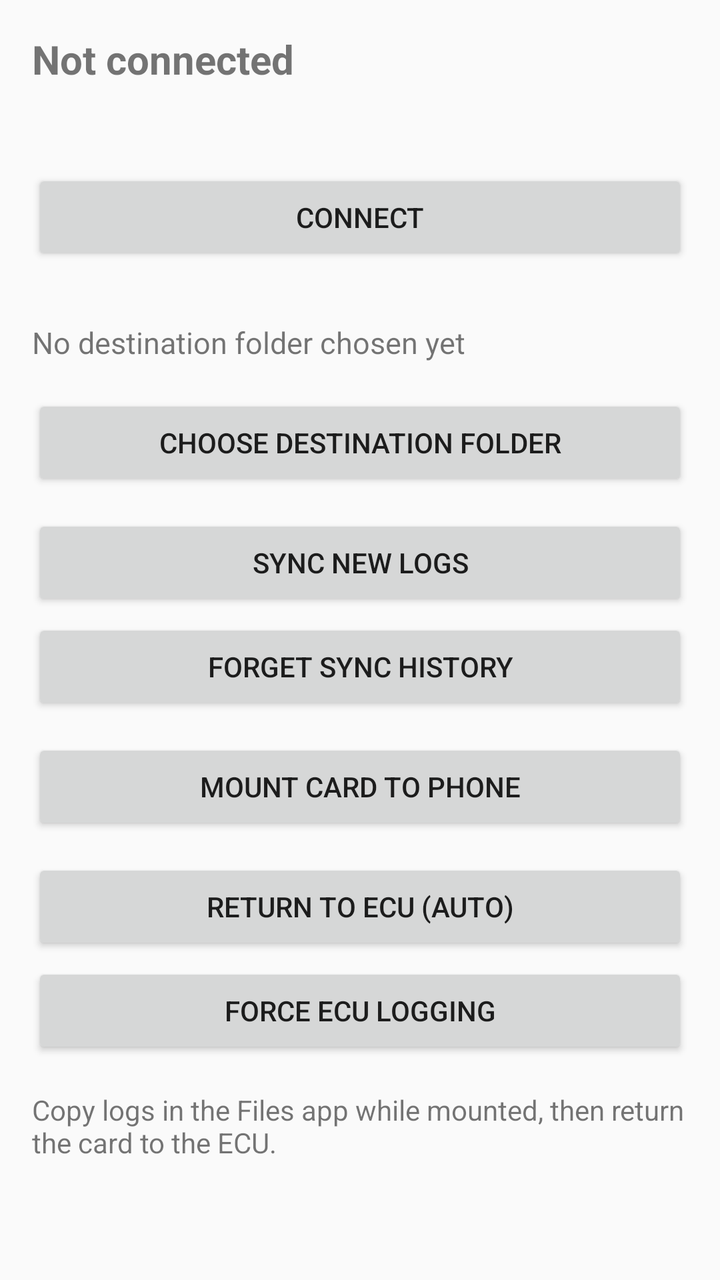
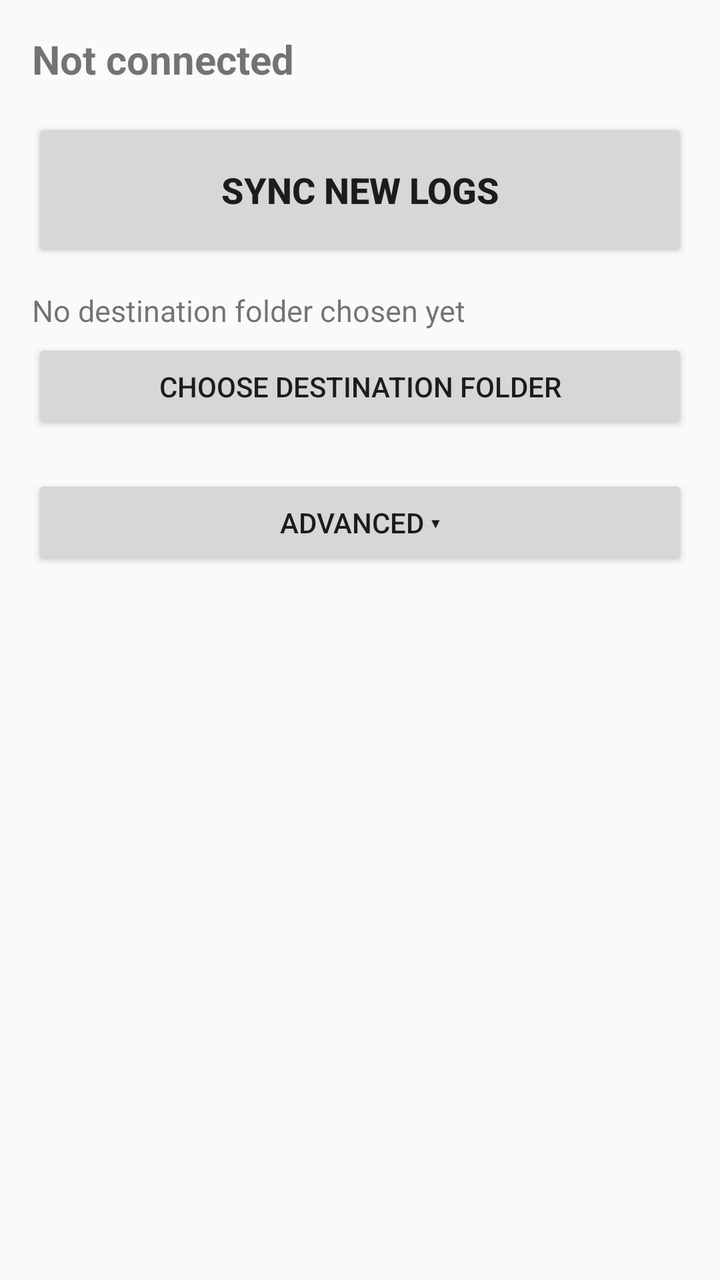

Screens rendered from an Android XML layout before and after an edit, with the pre-edit source and the edit as a unified diff.
<!-- AndroidManifest.xml: application theme Theme.AppCompat.DayNight.NoActionBar -->
<!-- res/layout/activity_main.xml -->
<?xml version="1.0" encoding="utf-8"?>
<ScrollView xmlns:android="http://schemas.android.com/apk/res/android"
    android:layout_width="match_parent"
    android:layout_height="match_parent"
    android:padding="16dp">

    <LinearLayout
        android:layout_width="match_parent"
        android:layout_height="wrap_content"
        android:orientation="vertical">

        <TextView
            android:id="@+id/status"
            android:layout_width="match_parent"
            android:layout_height="wrap_content"
            android:textSize="20sp"
            android:textStyle="bold"
            android:paddingBottom="8dp"
            android:text="@string/status_disconnected" />

        <TextView
            android:id="@+id/warning"
            android:layout_width="match_parent"
            android:layout_height="wrap_content"
            android:textSize="16sp"
            android:textStyle="bold"
            android:paddingBottom="12dp"
            android:text="" />

        <Button
            android:id="@+id/btnConnect"
            android:layout_width="match_parent"
            android:layout_height="wrap_content"
            android:text="@string/btn_connect" />

        <TextView
            android:id="@+id/progress"
            android:layout_width="match_parent"
            android:layout_height="wrap_content"
            android:paddingBottom="8dp"
            android:fontFamily="monospace"
            android:textSize="15sp"
            android:textStyle="bold"
            android:text="" />

        <TextView
            android:id="@+id/dest"
            android:layout_width="match_parent"
            android:layout_height="wrap_content"
            android:paddingBottom="4dp"
            android:textSize="15sp"
            android:text="@string/dest_unset" />

        <Button
            android:id="@+id/btnDest"
            android:layout_width="match_parent"
            android:layout_height="wrap_content"
            android:layout_marginTop="12dp"
            android:text="@string/btn_dest" />

        <Button
            android:id="@+id/btnSync"
            android:layout_width="match_parent"
            android:layout_height="wrap_content"
            android:layout_marginTop="12dp"
            android:text="@string/btn_sync" />

        <Button
            android:id="@+id/btnForget"
            android:layout_width="match_parent"
            android:layout_height="wrap_content"
            android:layout_marginTop="4dp"
            android:text="@string/btn_forget" />

        <Button
            android:id="@+id/btnMount"
            android:layout_width="match_parent"
            android:layout_height="wrap_content"
            android:layout_marginTop="12dp"
            android:text="@string/btn_mount" />

        <Button
            android:id="@+id/btnRestore"
            android:layout_width="match_parent"
            android:layout_height="wrap_content"
            android:layout_marginTop="12dp"
            android:text="@string/btn_restore" />

        <Button
            android:id="@+id/btnRestoreEcu"
            android:layout_width="match_parent"
            android:layout_height="wrap_content"
            android:layout_marginTop="4dp"
            android:text="@string/btn_restore_ecu" />

        <TextView
            android:layout_width="match_parent"
            android:layout_height="wrap_content"
            android:paddingTop="16dp"
            android:paddingBottom="8dp"
            android:textSize="14sp"
            android:text="@string/hint" />

        <TextView
            android:id="@+id/log"
            android:layout_width="match_parent"
            android:layout_height="wrap_content"
            android:fontFamily="monospace"
            android:textIsSelectable="true"
            android:textSize="12sp"
            android:text="" />
    </LinearLayout>
</ScrollView>
<!-- resources referenced by this layout -->
<resources>
  <string name="btn_connect">Connect</string>
  <string name="btn_dest">Choose destination folder</string>
  <string name="btn_forget">Forget sync history</string>
  <string name="btn_mount">Mount card to phone</string>
  <string name="btn_restore">Return to ECU (auto)</string>
  <string name="btn_restore_ecu">Force ECU logging</string>
  <string name="btn_sync">SYNC NEW LOGS</string>
  <string name="dest_unset">No destination folder chosen yet</string>
  <string name="hint">Copy logs in the Files app while mounted, then return the card to the ECU.</string>
  <string name="status_disconnected">Not connected</string>
</resources>

<!-- the commit's change to res/layout/activity_main.xml (unified diff, before → after) -->
@@ -9,45 +9,67 @@
         android:layout_height="wrap_content"
         android:orientation="vertical">
 
+        
         <TextView
             android:id="@+id/status"
             android:layout_width="match_parent"
             android:layout_height="wrap_content"
             android:textSize="20sp"
             android:textStyle="bold"
-            android:paddingBottom="8dp"
             android:text="@string/status_disconnected" />
 
+        
         <TextView
             android:id="@+id/warning"
             android:layout_width="match_parent"
             android:layout_height="wrap_content"
+            android:background="#8B0000"
+            android:textColor="#FFFFFF"
             android:textSize="16sp"
             android:textStyle="bold"
-            android:paddingBottom="12dp"
-            android:text="" />
+            android:padding="12dp"
+            android:layout_marginTop="8dp"
+            android:visibility="gone"
+            android:text="@string/warn_not_logging" />
 
-        <Button
-            android:id="@+id/btnConnect"
-            android:layout_width="match_parent"
-            android:layout_height="wrap_content"
-            android:text="@string/btn_connect" />
-
+        
         <TextView
             android:id="@+id/progress"
             android:layout_width="match_parent"
             android:layout_height="wrap_content"
-            android:paddingBottom="8dp"
+            android:layout_marginTop="8dp"
             android:fontFamily="monospace"
             android:textSize="15sp"
             android:textStyle="bold"
+            android:visibility="gone"
             android:text="" />
 
+        
+        <TextView
+            android:id="@+id/summary"
+            android:layout_width="match_parent"
+            android:layout_height="wrap_content"
+            android:layout_marginTop="8dp"
+            android:textSize="16sp"
+            android:visibility="gone"
+            android:text="" />
+
+        
+        <Button
+            android:id="@+id/btnSync"
+            android:layout_width="match_parent"
+            android:layout_height="72dp"
+            android:layout_marginTop="16dp"
+            android:textSize="18sp"
+            android:textStyle="bold"
+            android:text="@string/btn_sync" />
+
+        
         <TextView
             android:id="@+id/dest"
             android:layout_width="match_parent"
             android:layout_height="wrap_content"
-            android:paddingBottom="4dp"
+            android:layout_marginTop="14dp"
             android:textSize="15sp"
             android:text="@string/dest_unset" />
 
@@ -55,56 +77,65 @@
             android:id="@+id/btnDest"
             android:layout_width="match_parent"
             android:layout_height="wrap_content"
-            android:layout_marginTop="12dp"
+            android:layout_marginTop="4dp"
             android:text="@string/btn_dest" />
 
+        
         <Button
-            android:id="@+id/btnSync"
+            android:id="@+id/btnAdvanced"
             android:layout_width="match_parent"
             android:layout_height="wrap_content"
-            android:layout_marginTop="12dp"
-            android:text="@string/btn_sync" />
+            android:layout_marginTop="20dp"
+            android:text="@string/btn_advanced_show" />
 
-        <Button
-            android:id="@+id/btnForget"
+        <LinearLayout
+            android:id="@+id/advanced"
             android:layout_width="match_parent"
             android:layout_height="wrap_content"
-            android:layout_marginTop="4dp"
-            android:text="@string/btn_forget" />
+            android:orientation="vertical"
+            android:visibility="gone">
 
-        <Button
-            android:id="@+id/btnMount"
-            android:layout_width="match_parent"
-            android:layout_height="wrap_content"
-            android:layout_marginTop="12dp"
-            android:text="@string/btn_mount" />
+            <Button
+                android:id="@+id/btnConnect"
+                android:layout_width="match_parent"
+                android:layout_height="wrap_content"
+                android:layout_marginTop="8dp"
+                android:text="@string/btn_connect" />
 
-        <Button
-            android:id="@+id/btnRestore"
-            android:layout_width="match_parent"
-            android:layout_height="wrap_content"
-            android:layout_marginTop="12dp"
-            android:text="@string/btn_restore" />
+            <Button
+                android:id="@+id/btnMount"
+                android:layout_width="match_parent"
+                android:layout_height="wrap_content"
+                android:layout_marginTop="8dp"
+                android:text="@string/btn_mount" />
 
-        <Button
-            android:id="@+id/btnRestoreEcu"
-            android:layout_width="match_parent"
-            android:layout_height="wrap_content"
-            android:layout_marginTop="4dp"
-            android:text="@string/btn_restore_ecu" />
+            <Button
+                android:id="@+id/btnRestore"
+                android:layout_width="match_parent"
+                android:layout_height="wrap_content"
+                android:layout_marginTop="8dp"
+                android:text="@string/btn_restore" />
 
-        <TextView
-            android:layout_width="match_parent"
-            android:layout_height="wrap_content"
-            android:paddingTop="16dp"
-            android:paddingBottom="8dp"
-            android:textSize="14sp"
-            android:text="@string/hint" />
+            <Button
+                android:id="@+id/btnRestoreEcu"
+                android:layout_width="match_parent"
+                android:layout_height="wrap_content"
+                android:layout_marginTop="8dp"
+                android:text="@string/btn_restore_ecu" />
+
+            <Button
+                android:id="@+id/btnForget"
+                android:layout_width="match_parent"
+                android:layout_height="wrap_content"
+                android:layout_marginTop="8dp"
+                android:text="@string/btn_forget" />
+        </LinearLayout>
 
         <TextView
             android:id="@+id/log"
             android:layout_width="match_parent"
             android:layout_height="wrap_content"
+            android:layout_marginTop="20dp"
             android:fontFamily="monospace"
             android:textIsSelectable="true"
             android:textSize="12sp"
<!-- resource entries referenced after the edit -->
@@ -1,14 +1,15 @@
 <!-- resources referenced by this layout -->
 <resources>
-  <string name="btn_connect">Connect</string>
+  <string name="btn_advanced_show">Advanced ▾</string>
+  <string name="btn_connect">Reconnect</string>
   <string name="btn_dest">Choose destination folder</string>
-  <string name="btn_forget">Forget sync history</string>
-  <string name="btn_mount">Mount card to phone</string>
-  <string name="btn_restore">Return to ECU (auto)</string>
+  <string name="btn_forget">Forget sync history (re-copy everything)</string>
+  <string name="btn_mount">Mount card to phone (manual)</string>
+  <string name="btn_restore">Return card to ECU</string>
   <string name="btn_restore_ecu">Force ECU logging</string>
   <string name="btn_sync">SYNC NEW LOGS</string>
   <string name="dest_unset">No destination folder chosen yet</string>
-  <string name="hint">Copy logs in the Files app while mounted, then return the card to the ECU.</string>
   <string name="status_disconnected">Not connected</string>
+  <string name="warn_not_logging">ECU IS NOT LOGGING\nThe card is mounted to the phone. Use \"Return to ECU\" before driving.</string>
 </resources>
 
